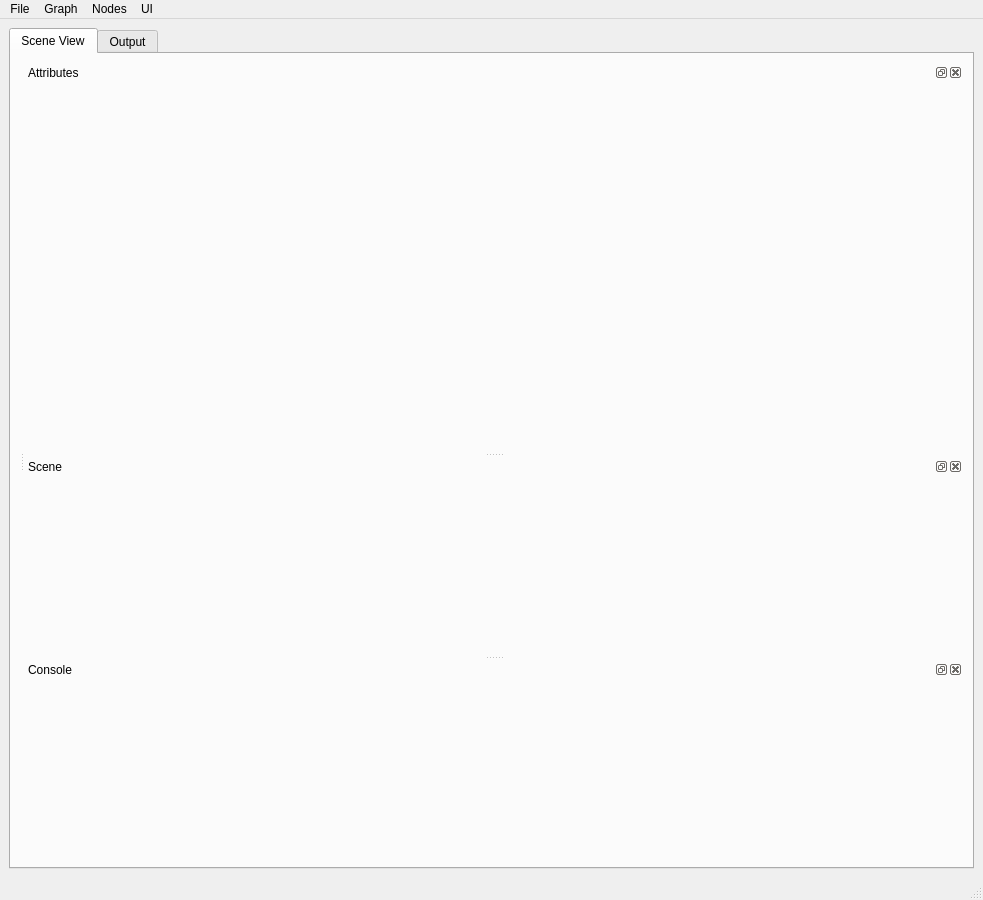
This is ui/SceneGraph.ui in mfessenden/SceneGraph as Qt 5 draws it before an edit. The edited form follows.
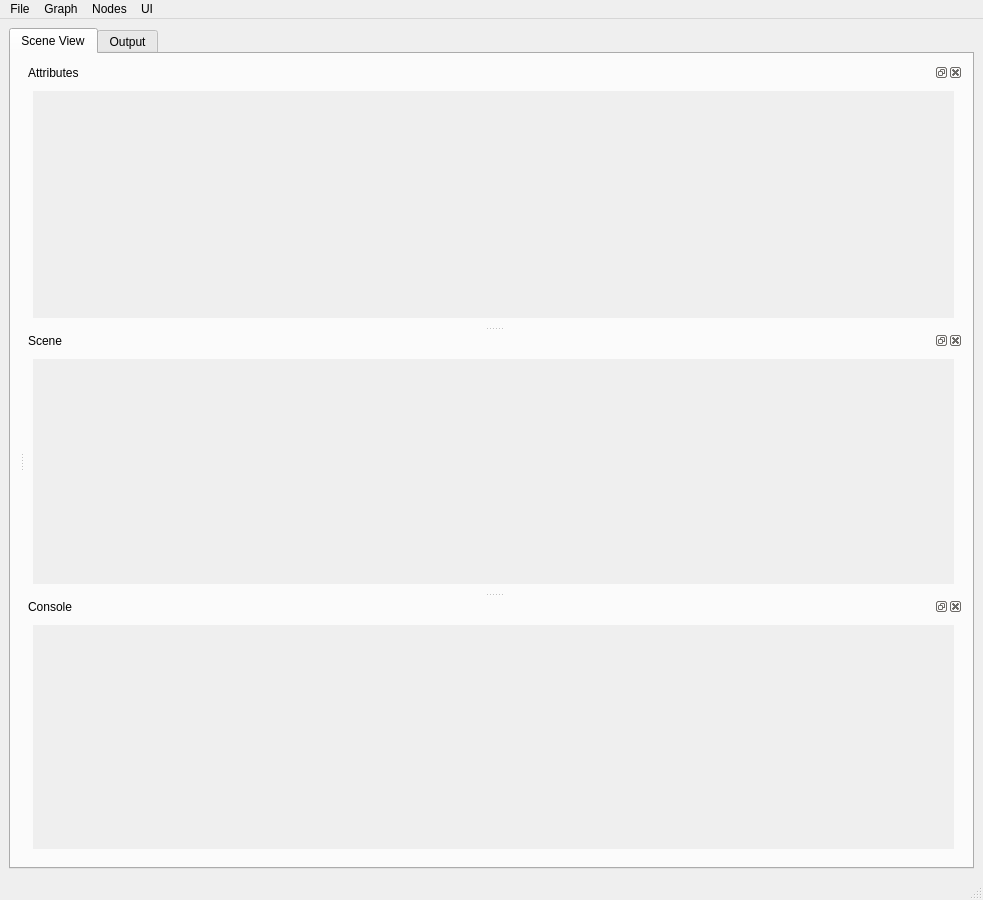
This is the edited form. Icons and pictures are not drawn.

Commit message: - add scroll areas to side docks - add methods to Graph to query node widgets/dag nodes

Diff of the .ui file:
```diff
--- a/ui/SceneGraph.ui
+++ b/ui/SceneGraph.ui
@@ -18,8 +18,8 @@
     <normaloff>../../icn/graph_icon.png</normaloff>../../icn/graph_icon.png</iconset>
   </property>
   <widget class="QWidget" name="centralwidget">
-   <layout class="QGridLayout" name="gridLayout">
-    <item row="0" column="0">
+   <layout class="QVBoxLayout" name="verticalLayout_2">
+    <item>
      <widget class="QTabWidget" name="tabWidget">
       <property name="currentIndex">
        <number>0</number>
@@ -78,7 +78,32 @@
                <height>0</height>
               </size>
              </property>
-             <layout class="QVBoxLayout" name="attrEditorLayout"/>
+             <layout class="QVBoxLayout" name="verticalLayout">
+              <item>
+               <widget class="QScrollArea" name="attributeScrollArea">
+                <property name="frameShape">
+                 <enum>QFrame::NoFrame</enum>
+                </property>
+                <property name="frameShadow">
+                 <enum>QFrame::Sunken</enum>
+                </property>
+                <property name="widgetResizable">
+                 <bool>true</bool>
+                </property>
+                <widget class="QWidget" name="attributeSrollAreaContents">
+                 <property name="geometry">
+                  <rect>
+                   <x>0</x>
+                   <y>0</y>
+                   <width>745</width>
+                   <height>216</height>
+                  </rect>
+                 </property>
+                 <layout class="QVBoxLayout" name="attributeScrollAreaLayout"/>
+                </widget>
+               </widget>
+              </item>
+             </layout>
             </widget>
            </widget>
            <widget class="QSplitter" name="btm_splitter">
@@ -102,6 +127,29 @@
                 <height>0</height>
                </size>
               </property>
+              <layout class="QVBoxLayout" name="verticalLayout_3">
+               <item>
+                <widget class="QScrollArea" name="sceneScrollArea">
+                 <property name="frameShape">
+                  <enum>QFrame::NoFrame</enum>
+                 </property>
+                 <property name="widgetResizable">
+                  <bool>true</bool>
+                 </property>
+                 <widget class="QWidget" name="sceneScrollAreaContents">
+                  <property name="geometry">
+                   <rect>
+                    <x>0</x>
+                    <y>0</y>
+                    <width>745</width>
+                    <height>213</height>
+                   </rect>
+                  </property>
+                  <layout class="QVBoxLayout" name="sceneScrollAreaLayout"/>
+                 </widget>
+                </widget>
+               </item>
+              </layout>
              </widget>
             </widget>
             <widget class="QDockWidget" name="consoleWidget">
@@ -121,6 +169,29 @@
                 <height>0</height>
                </size>
               </property>
+              <layout class="QVBoxLayout" name="verticalLayout_4">
+               <item>
+                <widget class="QScrollArea" name="consoleScrollArea">
+                 <property name="frameShape">
+                  <enum>QFrame::NoFrame</enum>
+                 </property>
+                 <property name="widgetResizable">
+                  <bool>true</bool>
+                 </property>
+                 <widget class="QWidget" name="consoleScrollAreaContents">
+                  <property name="geometry">
+                   <rect>
+                    <x>0</x>
+                    <y>0</y>
+                    <width>745</width>
+                    <height>212</height>
+                   </rect>
+                  </property>
+                  <layout class="QVBoxLayout" name="consoleScrollAreaLayout"/>
+                 </widget>
+                </widget>
+               </item>
+              </layout>
              </widget>
             </widget>
            </widget>
```
The commit also changes 8 other files.
